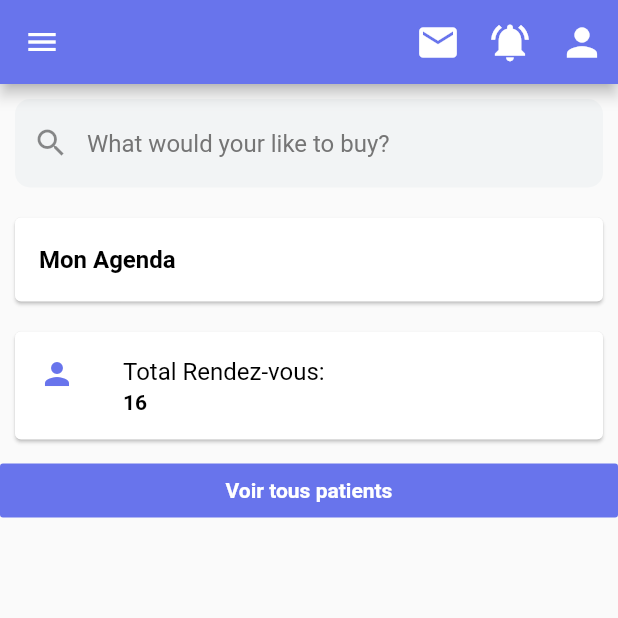
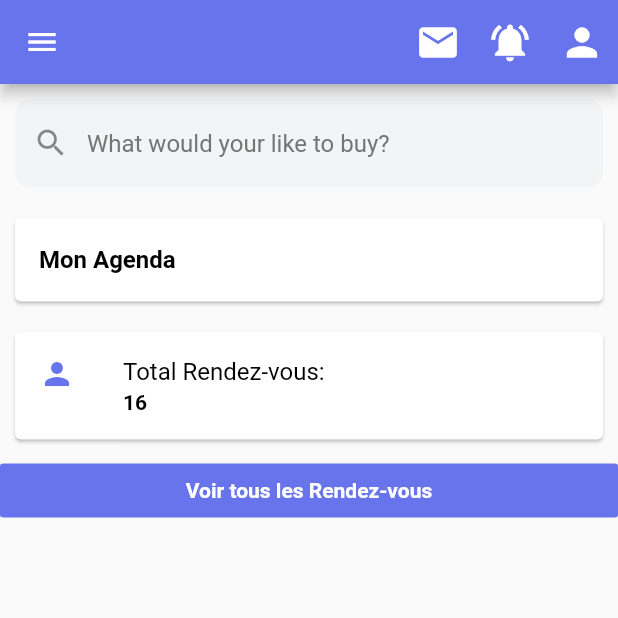
Before and after one commit to Osloking/STAGE_DOCTEUR, a Flutter app: the screen it shows after launch, in the side drawer, after a tap on "Mon Agenda", on a phone screen of 412 x 824 dp, the top half of it. Run offline on Flutter 3.47's test engine with Material 2 defaults, Android fonts, the phone set to English and light mode, and no system bars; our stand-ins replace flutter_calendar_carousel, syncfusion_flutter_calendar, table_calendar.

Commit message:
new changes

```diff
--- a/lib/dashboard/mon_agenda.dart
+++ b/lib/dashboard/mon_agenda.dart
@@ -144,7 +144,7 @@
                           ),
                         ),
  FlatButton(
-                child: Text('Voir tous patients',style: TextStyle(color: Colors.white,fontWeight: FontWeight.bold,),),
+                child: Text('Voir tous les Rendez-vous',style: TextStyle(color: Colors.white,fontWeight: FontWeight.bold,),),
                 color:Color(0xff6874ec),
                 onPressed: () {  Navigator.push(
                     context,
```
